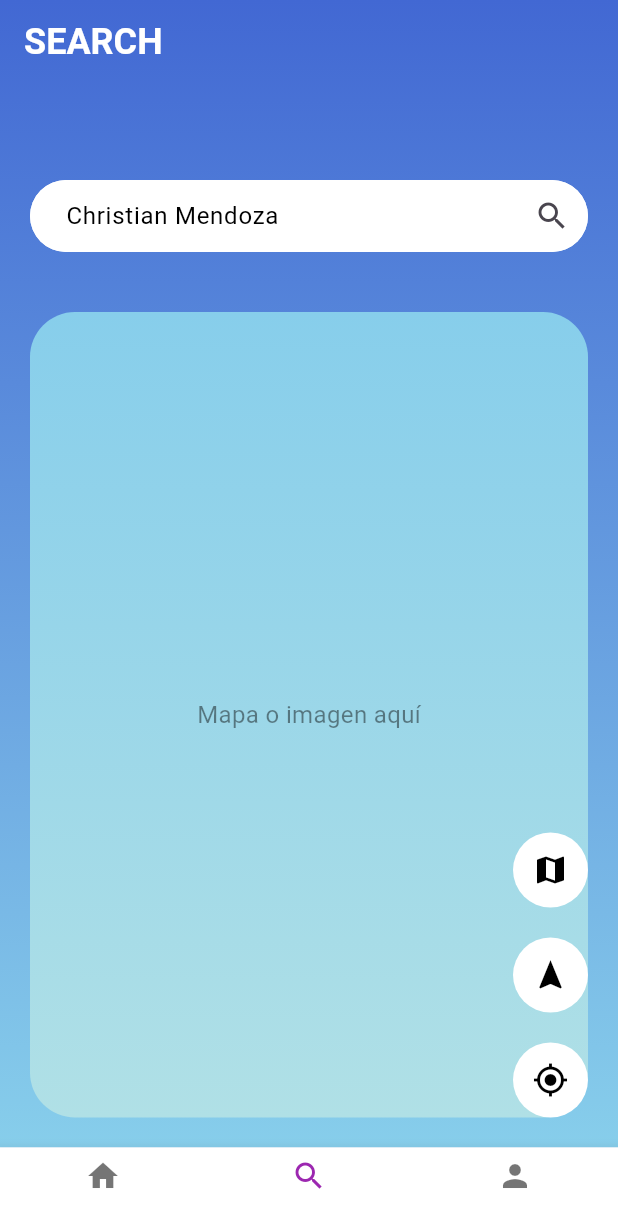
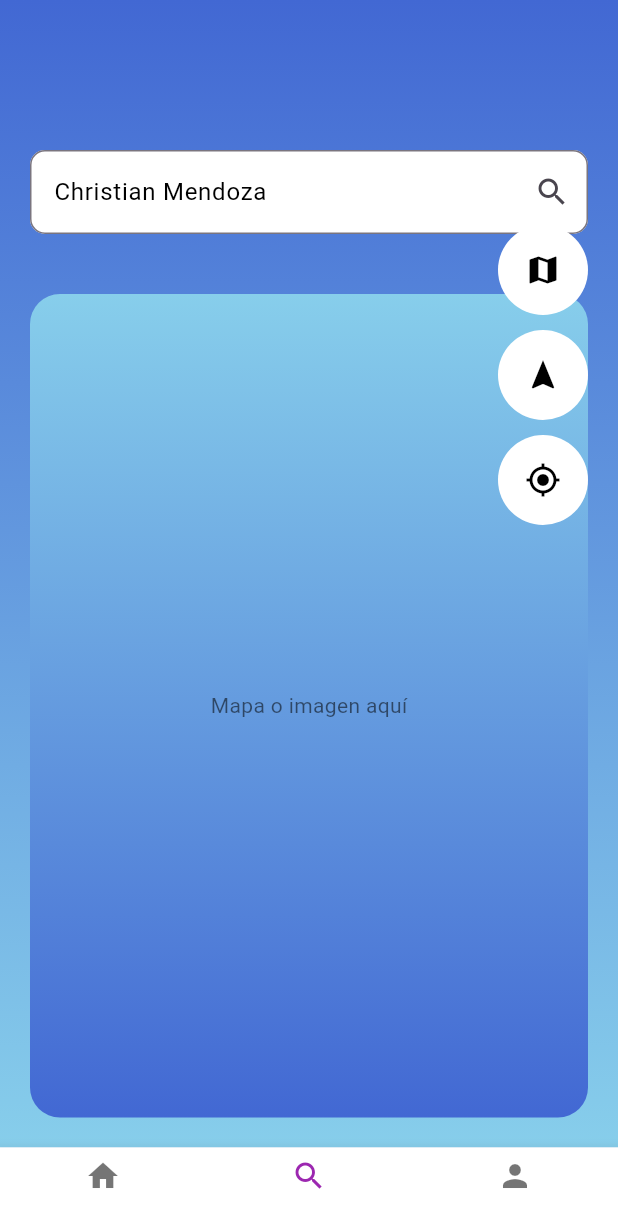
Before and after one commit to ChristianMendoza97/MendozaPrueba, a Flutter app: the screen it shows after launch, item 2 of the bottom bar chosen, on a phone screen of 412 x 824 dp. Shown: the top 1228 px of the screen. Run offline on Flutter 3.47's test engine with Material 3 defaults, Android fonts, the phone set to English and light mode, and no system bars; our stand-ins replace google_fonts.

Commit message:
Cambio en el proyecto

```diff
--- a/lib/search_trips_page.dart
+++ b/lib/search_trips_page.dart
@@ -27,23 +27,15 @@ class _SearchTripsPageState extends State<SearchTripsPage> {
       home: Scaffold(
         extendBodyBehindAppBar: true, // Permitir que el cuerpo se extienda detrás de la AppBar
         appBar: AppBar(
-          title: const Text(
-            'SEARCH',
-            style: TextStyle(
-              fontWeight: FontWeight.bold,
-              fontSize: 24,
-              color: Colors.white,
-            ),
-          ),
-          backgroundColor: Colors.transparent,
+          backgroundColor: Colors.transparent, // Fondo transparente
           elevation: 0,
-          systemOverlayStyle: SystemUiOverlayStyle.light, // Hacer que el contenido del sistema sea visible
+          systemOverlayStyle: SystemUiOverlayStyle.light, // Hacer que el contenido del sistema (hora, batería) sea visible
         ),
         body: Stack(
           children: [
-            // Fondo degradado global
+            // Degradado de fondo
             Container(
-              decoration: const BoxDecoration(
+              decoration: BoxDecoration(
                 gradient: LinearGradient(
                   begin: Alignment.topCenter,
                   end: Alignment.bottomCenter,
@@ -54,7 +46,7 @@ class _SearchTripsPageState extends State<SearchTripsPage> {
             // Contenido principal
             Column(
               children: [
-                const SizedBox(height: 120), // Espacio debajo de la AppBar
+                SizedBox(height: 100), // Espacio debajo de la barra superior
                 Padding(
                   padding: const EdgeInsets.symmetric(horizontal: 20.0),
                   child: Column(
@@ -63,26 +55,22 @@ class _SearchTripsPageState extends State<SearchTripsPage> {
                       Container(
                         decoration: BoxDecoration(
                           color: Colors.white,
-                          borderRadius: BorderRadius.circular(30.0),
+                          borderRadius: BorderRadius.circular(10.0),
                         ),
                         child: TextField(
                           controller: _searchController,
-                          style: const TextStyle(color: Colors.black),
+                          style: TextStyle(color: Colors.black),
                           inputFormatters: [
                             FilteringTextInputFormatter.allow(RegExp("[a-zA-Z\s]")),
                           ],
                           decoration: InputDecoration(
-                            hintText: 'Christian Mendoza',
-                            hintStyle: const TextStyle(color: Colors.black45),
+                            hintText: 'Knuckles Mountain Range',
+                            hintStyle: TextStyle(color: Colors.black45),
                             border: OutlineInputBorder(
-                              borderRadius: BorderRadius.circular(30.0),
-                              borderSide: BorderSide.none,
+                              borderRadius: BorderRadius.circular(10.0),
                             ),
-                            filled: true,
-                            fillColor: Colors.white,
-                            contentPadding: const EdgeInsets.symmetric(horizontal: 20.0),
                             suffixIcon: IconButton(
-                              icon: const Icon(Icons.search),
+                              icon: Icon(Icons.search),
                               onPressed: () {
                                 setState(() {
                                   _searchText = _searchController.text;
@@ -94,7 +82,7 @@ class _SearchTripsPageState extends State<SearchTripsPage> {
 
                                 ScaffoldMessenger.of(context).showSnackBar(
                                   SnackBar(
-                                    content: Text('Nombre: $_nombre $_apellido'),
+                                    content: Text('Nombre: $_nombre, Apellido: $_apellido'),
                                   ),
                                 );
                               },
@@ -107,53 +95,49 @@ class _SearchTripsPageState extends State<SearchTripsPage> {
                           },
                         ),
                       ),
-                      const SizedBox(height: 20),
+                      SizedBox(height: 20),
                     ],
                   ),
                 ),
-                // Cuadro con degradado en lugar de imagen
+                // Sección de degradado para el mapa o imagen
                 Expanded(
-                  child: Stack(
-                    children: [
-                      Container(
+                  child: Container(
                     width: double.infinity,
-                        margin: const EdgeInsets.all(20),
+                    margin: EdgeInsets.all(20),
                     decoration: BoxDecoration(
-                          borderRadius: BorderRadius.circular(30),
-                          gradient: const LinearGradient(
+                      borderRadius: BorderRadius.circular(20),
+                      gradient: LinearGradient(
                         begin: Alignment.topCenter,
                         end: Alignment.bottomCenter,
-                            colors: [Color(0xFF87CEEB), Color(0xFFB0E0E6)],
+                        colors: [Color(0xFF87CEEB), Color(0xFF4268D3)],
                       ),
                     ),
-                        child: const Center(
+                    child: ClipRRect(
+                      borderRadius: BorderRadius.circular(20),
+                      child: Center(
                         child: Text(
-                            'Mapa o imagen aquí',
-                            style: TextStyle(
-                              color: Colors.black45,
-                              fontSize: 16,
+                          'Mapa o imagen aquí', // Reemplazar por la imagen real
+                          style: TextStyle(color: Colors.black54),
                         ),
                       ),
                     ),
                   ),
-                      // Botones redondos alineados en la parte inferior de la imagen
+                ),
+              ],
+            ),
+            // Botones redondos alineados a la derecha
             Positioned(
               right: 20,
-                        bottom: 20,
+              top: 150,
               child: Column(
                 children: [
                   _buildRoundButton(Icons.map, '3D'),
-                            const SizedBox(height: 20),
+                  SizedBox(height: 10),
                   _buildRoundButton(Icons.navigation, '2D'),
-                            const SizedBox(height: 20),
+                  SizedBox(height: 10),
                   _buildRoundButton(Icons.gps_fixed, 'Location'),
                 ],
               ),
-                      ),
-                    ],
-                  ),
-                ),
-              ],
             ),
           ],
         ),
@@ -166,7 +150,7 @@ class _SearchTripsPageState extends State<SearchTripsPage> {
     return Tooltip(
       message: tooltip,
       child: CircleAvatar(
-        radius: 25, // Tamaño del botón
+        radius: 30,
         backgroundColor: Colors.white,
         child: Icon(icon, color: Colors.black),
       ),
```
Lines whose indentation alone changed are shown as unchanged.
